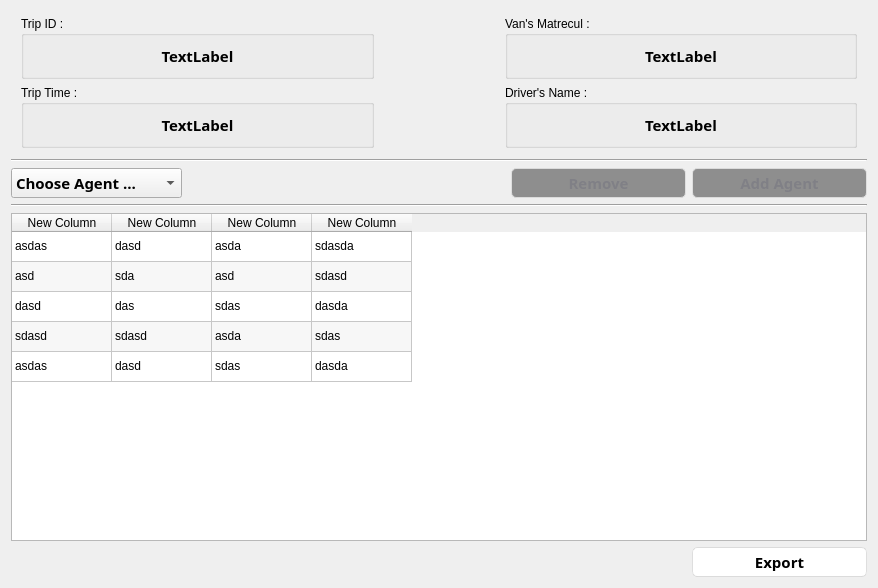
First picture: the form in ui/tripView.ui, repository YassineBaghdadi/TransportingPlanning, before the edit.
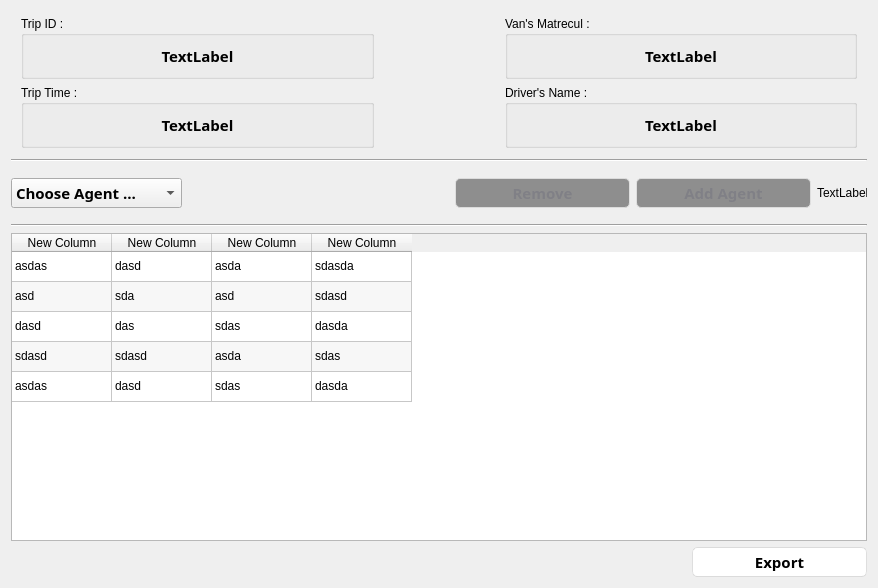
Second picture: the form after the edit.

Diff of the .ui file:
```diff
--- a/ui/tripView.ui
+++ b/ui/tripView.ui
@@ -795,6 +795,37 @@
        </property>
       </widget>
      </item>
+     <item>
+      <widget class="QLabel" name="back_icon">
+       <property name="minimumSize">
+        <size>
+         <width>50</width>
+         <height>50</height>
+        </size>
+       </property>
+       <property name="maximumSize">
+        <size>
+         <width>50</width>
+         <height>50</height>
+        </size>
+       </property>
+       <property name="cursor">
+        <cursorShape>PointingHandCursor</cursorShape>
+       </property>
+       <property name="styleSheet">
+        <string notr="true">QLabel#back_icon:hover {
+	
+	border-color: rgb(23, 155, 255);
+}</string>
+       </property>
+       <property name="text">
+        <string>TextLabel</string>
+       </property>
+       <property name="alignment">
+        <set>Qt::AlignLeading|Qt::AlignLeft|Qt::AlignVCenter</set>
+       </property>
+      </widget>
+     </item>
     </layout>
    </item>
    <item>
```
